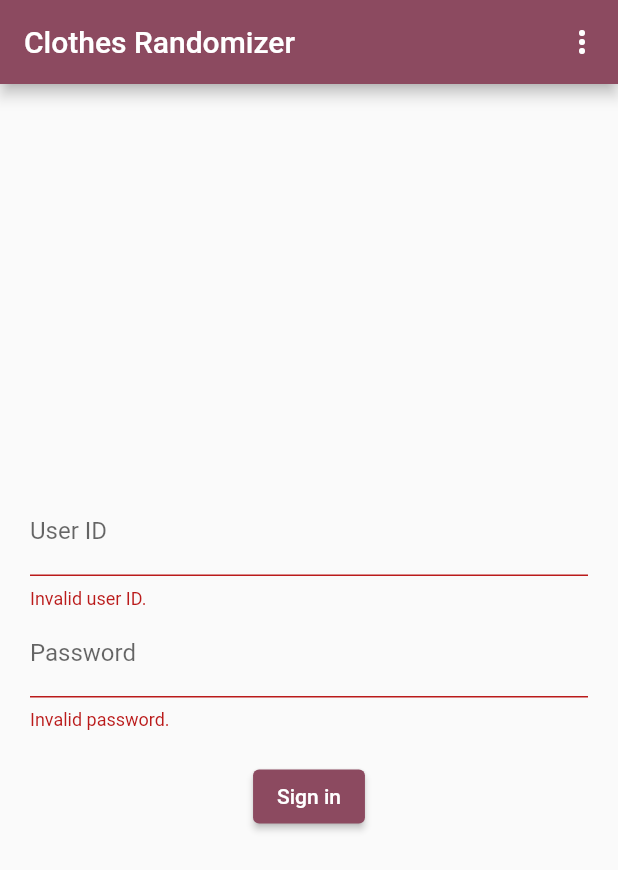
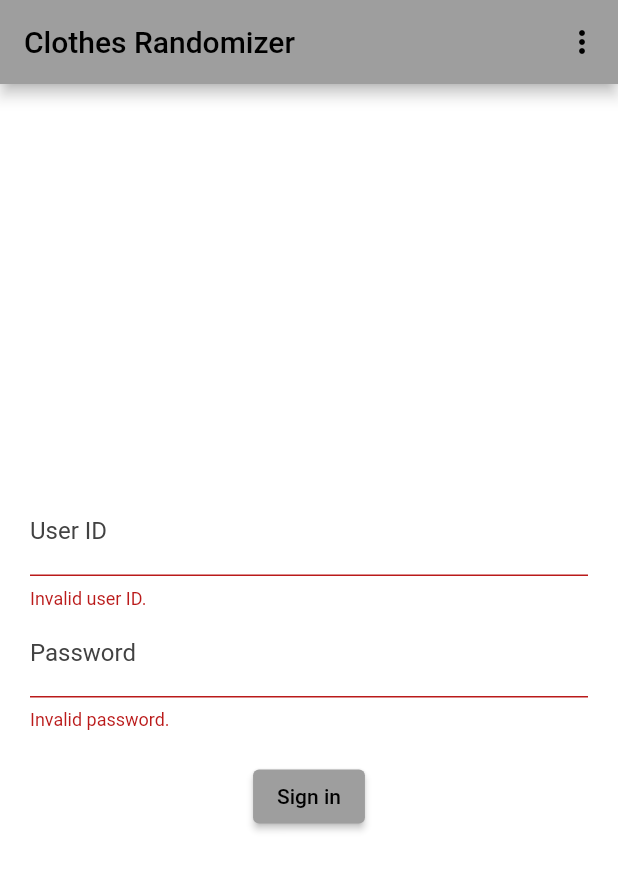
Before and after one commit to GuiRitter/ClothesRandomizerApp, a Flutter app: the screen it shows after launch, after a tap on "Sign in", on a phone screen of 412 x 824 dp. Shown: the top 870 px of the screen. Run offline on Flutter 3.47's test engine with Material 2 defaults, Android fonts, the phone set to English and light mode, and no system bars; our stand-ins replace dio, shared_preferences; generated files the repository leaves out were written again.

Commit message:
added global custom colors

```diff
--- /dev/null
+++ b/lib/constants/theme.enum.dart
@@ -0,0 +1,36 @@
+import 'package:flutter/material.dart';
+
+enum ThemeEnum {
+  dark(
+    mode: ThemeMode.dark,
+    isTest: false,
+  ),
+  light(
+    mode: ThemeMode.light,
+    isTest: false,
+  ),
+  system(
+    mode: ThemeMode.system,
+    isTest: false,
+  ),
+  testDark(
+    mode: ThemeMode.dark,
+    isTest: true,
+  ),
+  testLight(
+    mode: ThemeMode.light,
+    isTest: true,
+  );
+
+  final ThemeMode mode;
+  final bool isTest;
+
+  const ThemeEnum({
+    required this.mode,
+    required this.isTest,
+  });
+
+  ThemeEnum get notTest => ThemeEnum.values.byName(
+        mode.name,
+      );
+}
--- a/lib/l10n/app_en.arb
+++ b/lib/l10n/app_en.arb
@@ -44,6 +44,8 @@
   "signIn": "Sign in",
   "signOut": "⛔ Sign out",
   "systemTheme": "⚙ System",
+  "testDarkTheme": "🤡 🌙 Test",
+  "testLightTheme": "🤡 ☀ Test",
   "title": "Clothes Randomizer",
   "useAddString": "Add use to this clothing item: ",
   "useRemoveString": "Remove use from this clothing item: ",
--- a/lib/l10n/app_pt.arb
+++ b/lib/l10n/app_pt.arb
@@ -44,6 +44,8 @@
   "signIn": "Autenticar",
   "signOut": "⛔ Sair",
   "systemTheme": "⚙ Sistema",
+  "testDarkTheme": "🤡 🌙 Teste",
+  "testLightTheme": "🤡 ☀ Teste",
   "title": "Aleatorizador de Roupas",
   "useAddString": "Adicionar uso para esta roupa: ",
   "useRemoveString": "Remover uso desta roupa: ",
--- a/lib/main.dart
+++ b/lib/main.dart
@@ -4,9 +4,15 @@ import 'package:clothes_randomizer_app/blocs/data.bloc.dart';
 import 'package:clothes_randomizer_app/blocs/loading.bloc.dart';
 import 'package:clothes_randomizer_app/blocs/user.bloc.dart';
 import 'package:clothes_randomizer_app/constants/settings.dart';
+import 'package:clothes_randomizer_app/constants/theme.enum.dart';
+import 'package:clothes_randomizer_app/themes/dark.theme.dart';
+import 'package:clothes_randomizer_app/themes/light.theme.dart';
+import 'package:clothes_randomizer_app/themes/testDark.theme.dart';
+import 'package:clothes_randomizer_app/themes/testlight.theme.dart';
 import 'package:clothes_randomizer_app/ui/pages/tabs.page.dart';
 import 'package:clothes_randomizer_app/utils/logger.dart';
 import 'package:dio/dio.dart';
+import 'package:flutter/foundation.dart';
 import 'package:flutter/material.dart';
 import 'package:flutter_gen/gen_l10n/app_localizations.dart';
 import 'package:provider/provider.dart';
@@ -65,8 +71,8 @@ String treatException({
 }
 
 class MyApp extends StatelessWidget {
-  static final ValueNotifier<ThemeMode> themeNotifier = ValueNotifier(
-    ThemeMode.system,
+  static final ValueNotifier<ThemeEnum> themeNotifier = ValueNotifier(
+    ThemeEnum.system,
   );
 
   const MyApp({
@@ -90,46 +96,38 @@ class MyApp extends StatelessWidget {
             .print();
 
         if (themeName?.isNotEmpty ?? false) {
-          final theme = ThemeMode.values.byName(
+          var theme = ThemeEnum.values.byName(
             themeName!,
           );
+
+          if ((!kDebugMode) && theme.isTest) {
+            theme = theme.notTest;
+
+            prefs.setString(
+              Settings.theme,
+              theme.name,
+            );
+          }
 
           themeNotifier.value = theme;
         }
       },
     );
 
-    final themeLightTemplate = ThemeData();
-
-    final themeLight = themeLightTemplate.copyWith(
-      colorScheme: ColorScheme.fromSeed(
-        seedColor: Colors.black,
-      ),
-      textButtonTheme: TextButtonThemeData(
-        style: TextButton.styleFrom(
-          textStyle: const TextStyle(
-            fontWeight: FontWeight.bold,
-          ),
-        ),
-      ),
+    final testThemeLight = testLight(
+      context: context,
     );
 
-    final themeDarkTemplate = ThemeData.dark();
+    final testThemeDark = testDark(
+      context: context,
+    );
 
-    final themeDark = themeDarkTemplate.copyWith(
-      colorScheme: ColorScheme.fromSeed(
-        seedColor: Colors.white,
-      ),
-      textButtonTheme: TextButtonThemeData(
-        style: TextButton.styleFrom(
-          textStyle: const TextStyle(
-            fontWeight: FontWeight.bold,
-          ),
-        ),
-      ),
-      listTileTheme: const ListTileThemeData().copyWith(
-        iconColor: themeDarkTemplate.textTheme.bodySmall?.color,
-      ),
+    final themeLight = light(
+      context: context,
+    );
+
+    final themeDark = dark(
+      context: context,
     );
 
     return MultiProvider(
@@ -147,7 +145,7 @@ class MyApp extends StatelessWidget {
           value: Random(),
         ),
       ],
-      child: ValueListenableBuilder<ThemeMode>(
+      child: ValueListenableBuilder<ThemeEnum>(
         valueListenable: themeNotifier,
         builder: (
           _,
@@ -158,9 +156,13 @@ class MyApp extends StatelessWidget {
           title: getTitle(
             context,
           ),
-          theme: themeLight,
-          darkTheme: themeDark,
-          themeMode: themeMode,
+          theme: (kDebugMode && (themeMode == ThemeEnum.testLight))
+              ? testThemeLight
+              : themeLight,
+          darkTheme: (kDebugMode && (themeMode == ThemeEnum.testDark))
+              ? testThemeDark
+              : themeDark,
+          themeMode: themeMode.mode,
           // flutter gen-l10n
           localizationsDelegates: AppLocalizations.localizationsDelegates,
           supportedLocales: AppLocalizations.supportedLocales,
--- /dev/null
+++ b/lib/themes/dark.theme.dart
@@ -0,0 +1,30 @@
+import 'package:clothes_randomizer_app/themes/system.theme.dart';
+import 'package:flutter/material.dart';
+
+ThemeData dark({
+  required BuildContext context,
+}) =>
+    getTheme(
+      brightness: Brightness.dark,
+      context: context,
+      primary: Colors.grey.shade700,
+      onPrimary: Colors.white,
+      onSurface: Colors.grey.shade500,
+      appBar: Colors.grey.shade700,
+      appBarShadow: Colors.grey,
+      bottomAppBarShadow: Colors.grey,
+      canvas: Colors.black,
+      card: Colors.grey.shade900,
+      dialogBackground: Colors.grey.shade900,
+      divider: Colors.grey.shade800,
+      listTileIcon: Colors.grey.shade500,
+      scaffoldBackground: Colors.black,
+      shadow: Colors.grey,
+      snackBarBackground: Colors.white,
+      snackBarContent: Colors.grey.shade700,
+      textBody: Colors.grey.shade500,
+      textDisplay: Colors.grey.shade600,
+      textButtonForeground: Colors.grey.shade500,
+      textFieldLabelBlurred: Colors.grey.shade500,
+      textFieldLabelFocused: Colors.grey.shade500,
+    );
--- /dev/null
+++ b/lib/themes/light.theme.dart
@@ -0,0 +1,34 @@
+import 'package:clothes_randomizer_app/themes/system.theme.dart';
+import 'package:flutter/material.dart';
+
+ThemeData light({
+  required BuildContext context,
+}) =>
+    getTheme(
+      brightness: Brightness.light,
+      context: context,
+      primary: Colors.grey.shade500,
+      onPrimary: Colors.black,
+      onSurface: Colors.grey.shade800,
+      appBar: Colors.grey.shade500,
+      appBarShadow: Theme.of(
+        context,
+      ).shadowColor,
+      bottomAppBarShadow: Colors.grey,
+      canvas: Colors.white,
+      card: Colors.grey.shade300,
+      dialogBackground: Colors.grey.shade300,
+      divider: Colors.grey.shade400,
+      listTileIcon: Colors.grey.shade500,
+      scaffoldBackground: Colors.white,
+      shadow: Theme.of(
+        context,
+      ).shadowColor,
+      snackBarBackground: Colors.black,
+      snackBarContent: Colors.grey.shade500,
+      textBody: Colors.grey.shade800,
+      textDisplay: Colors.grey.shade600,
+      textButtonForeground: Colors.grey.shade800,
+      textFieldLabelBlurred: Colors.grey.shade800,
+      textFieldLabelFocused: Colors.grey.shade800,
+    );
--- /dev/null
+++ b/lib/themes/system.theme.dart
@@ -0,0 +1,87 @@
+import 'package:flutter/material.dart';
+
+final themeByBrightness = {
+  Brightness.dark: ThemeData.dark(),
+  Brightness.light: ThemeData.light(),
+};
+
+ThemeData getTheme({
+  required Brightness brightness,
+  required BuildContext context,
+  required Color primary,
+  required Color onPrimary,
+  required Color onSurface,
+  required Color appBar,
+  required Color appBarShadow,
+  required Color bottomAppBarShadow,
+  required Color canvas,
+  required Color card,
+  required Color dialogBackground,
+  required Color divider,
+  required Color listTileIcon,
+  required Color scaffoldBackground,
+  required Color shadow,
+  required Color snackBarBackground,
+  required Color snackBarContent,
+  required Color textBody,
+  required Color textDisplay,
+  required Color textButtonForeground,
+  required Color textFieldLabelBlurred,
+  required Color textFieldLabelFocused,
+}) {
+  return themeByBrightness[brightness]!.copyWith(
+    colorScheme: ColorScheme.fromSeed(
+      seedColor: Colors.grey,
+    ).copyWith(
+      primary: primary,
+      onPrimary: onPrimary,
+      onSurface: onSurface,
+    ),
+    appBarTheme: AppBarTheme(
+      color: appBar,
+      shadowColor: appBarShadow,
+    ),
+    bottomAppBarTheme: BottomAppBarTheme(
+      shadowColor: bottomAppBarShadow,
+    ),
+    canvasColor: canvas,
+    cardColor: card,
+    dialogBackgroundColor: dialogBackground,
+    dividerColor: divider,
+    inputDecorationTheme: InputDecorationTheme(
+      floatingLabelStyle: TextStyle(
+        // only when focused
+        color: textFieldLabelFocused,
+      ),
+      labelStyle: TextStyle(
+        // overrides floatingLabelStyle if not defined
+        color: textFieldLabelBlurred,
+      ),
+    ),
+    listTileTheme: ListTileThemeData(
+      iconColor: listTileIcon,
+    ),
+    scaffoldBackgroundColor: scaffoldBackground,
+    shadowColor: shadow,
+    snackBarTheme: SnackBarThemeData(
+      backgroundColor: snackBarBackground,
+      contentTextStyle: TextStyle(
+        color: snackBarContent,
+      ),
+    ),
+    textButtonTheme: TextButtonThemeData(
+      style: TextButton.styleFrom(
+        foregroundColor: textButtonForeground,
+        textStyle: const TextStyle(
+          fontWeight: FontWeight.bold,
+        ),
+      ),
+    ),
+    textTheme: Theme.of(
+      context,
+    ).textTheme.apply(
+          bodyColor: textBody,
+          displayColor: textDisplay,
+        ),
+  );
+}
--- /dev/null
+++ b/lib/themes/testDark.theme.dart
@@ -0,0 +1,30 @@
+import 'package:clothes_randomizer_app/themes/system.theme.dart';
+import 'package:flutter/material.dart';
+
+ThemeData testDark({
+  required BuildContext context,
+}) =>
+    getTheme(
+      brightness: Brightness.dark,
+      context: context,
+      primary: Colors.green,
+      onPrimary: Colors.purple,
+      onSurface: Colors.deepOrange,
+      appBar: Colors.green,
+      appBarShadow: Colors.red,
+      bottomAppBarShadow: Colors.red,
+      canvas: Colors.blue.shade900,
+      card: Colors.brown,
+      dialogBackground: Colors.deepPurple,
+      divider: Colors.pink,
+      listTileIcon: Colors.yellow,
+      scaffoldBackground: Colors.blue.shade900,
+      shadow: Colors.red,
+      snackBarBackground: Colors.red,
+      snackBarContent: Colors.blue,
+      textBody: Colors.yellow,
+      textDisplay: Colors.yellow,
+      textButtonForeground: Colors.yellow,
+      textFieldLabelBlurred: Colors.yellow,
+      textFieldLabelFocused: Colors.green,
+    );
--- /dev/null
+++ b/lib/themes/testLight.theme.dart
@@ -0,0 +1,30 @@
+import 'package:clothes_randomizer_app/themes/system.theme.dart';
+import 'package:flutter/material.dart';
+
+ThemeData testLight({
+  required BuildContext context,
+}) =>
+    getTheme(
+      brightness: Brightness.light,
+      context: context,
+      primary: Colors.green,
+      onPrimary: Colors.purple,
+      onSurface: Colors.deepOrange,
+      appBar: Colors.green,
+      appBarShadow: Colors.red,
+      bottomAppBarShadow: Colors.red,
+      canvas: Colors.blue.shade900,
+      card: Colors.brown,
+      dialogBackground: Colors.deepPurple,
+      divider: Colors.pink,
+      listTileIcon: Colors.yellow,
+      scaffoldBackground: Colors.blue.shade900,
+      shadow: Colors.red,
+      snackBarBackground: Colors.red,
+      snackBarContent: Colors.blue,
+      textBody: Colors.yellow,
+      textDisplay: Colors.yellow,
+      textButtonForeground: Colors.yellow,
+      textFieldLabelBlurred: Colors.yellow,
+      textFieldLabelFocused: Colors.green,
+    );
--- a/lib/ui/pages/home.page.dart
+++ b/lib/ui/pages/home.page.dart
@@ -188,7 +188,7 @@ class HomePage extends StatelessWidget {
                   ),
                 ),
               ),
-            )
+            ),
           ],
         ),
       ),
--- a/lib/ui/pages/loading.page.dart
+++ b/lib/ui/pages/loading.page.dart
@@ -1,4 +1,5 @@
 import 'package:clothes_randomizer_app/blocs/loading.bloc.dart';
+import 'package:clothes_randomizer_app/ui/widgets/app_bar_custom.widget.dart';
 import 'package:clothes_randomizer_app/utils/logger.dart';
 import 'package:flutter/material.dart';
 import 'package:flutter_gen/gen_l10n/app_localizations.dart';
@@ -25,24 +26,9 @@ class LoadingPage extends StatelessWidget {
         0.0;
 
     return Scaffold(
-      appBar: AppBar(
-        title: Column(
-          crossAxisAlignment: CrossAxisAlignment.stretch,
-          children: [
-            Text(
-              AppLocalizations.of(
-                context,
-              )!
-                  .title,
-              style: Theme.of(
-                context,
-              ).textTheme.bodySmall,
-            ),
-            Text(
-              l10n.loading,
-            ),
-          ],
-        ),
+      appBar: appBarCustom(
+        context: context,
+        subtitle: l10n.loading,
       ),
       body: Center(
         child: Wrap(
--- a/lib/ui/pages/sign_in.page.dart
+++ b/lib/ui/pages/sign_in.page.dart
@@ -4,6 +4,7 @@ import 'package:clothes_randomizer_app/constants/result_status.enum.dart';
 import 'package:clothes_randomizer_app/constants/settings.dart';
 import 'package:clothes_randomizer_app/main.dart';
 import 'package:clothes_randomizer_app/models/sign_in.model.dart';
+import 'package:clothes_randomizer_app/ui/widgets/app_bar_custom.widget.dart';
 import 'package:clothes_randomizer_app/ui/widgets/app_bar_popup_menu.widget.dart';
 import 'package:clothes_randomizer_app/utils/logger.dart';
 import 'package:flutter/material.dart';
@@ -38,13 +39,8 @@ class _SignInPageState extends State<SignInPage> {
     )!;
 
     return Scaffold(
-      appBar: AppBar(
-        title: Text(
-          AppLocalizations.of(
-            context,
-          )!
-              .title,
-        ),
+      appBar: appBarCustom(
+        context: context,
         actions: [
           AppBarPopupMenuWidget.signedOut(),
         ],
--- /dev/null
+++ b/lib/ui/widgets/app_bar_custom.widget.dart
@@ -0,0 +1,42 @@
+import 'package:flutter/material.dart';
+import 'package:flutter_gen/gen_l10n/app_localizations.dart';
+
+AppBar appBarCustom({
+  required BuildContext context,
+  Widget? leading,
+  String? subtitle,
+  List<Widget>? actions,
+}) {
+  var l10n = AppLocalizations.of(
+    context,
+  )!;
+
+  final theme = Theme.of(
+    context,
+  );
+
+  final title = (subtitle == null)
+      ? Text(
+          l10n.title,
+        )
+      : Column(
+          crossAxisAlignment: CrossAxisAlignment.stretch,
+          children: [
+            Text(
+              l10n.title,
+              style: theme.textTheme.bodySmall!.copyWith(
+                color: theme.colorScheme.onPrimary,
+              ),
+            ),
+            Text(
+              subtitle,
+            ),
+          ],
+        );
+
+  return AppBar(
+    leading: leading,
+    title: title,
+    actions: actions,
+  );
+}
--- a/lib/ui/widgets/app_bar_popup_menu.widget.dart
+++ b/lib/ui/widgets/app_bar_popup_menu.widget.dart
@@ -1,9 +1,11 @@
 import 'package:clothes_randomizer_app/blocs/data.bloc.dart';
 import 'package:clothes_randomizer_app/blocs/user.bloc.dart';
 import 'package:clothes_randomizer_app/constants/app_bar_popup_menu.enum.dart';
+import 'package:clothes_randomizer_app/constants/theme.enum.dart';
 import 'package:clothes_randomizer_app/dialogs.dart';
 import 'package:clothes_randomizer_app/ui/widgets/theme_option.widget.dart';
 import 'package:clothes_randomizer_app/utils/logger.dart';
+import 'package:flutter/foundation.dart';
 import 'package:flutter/material.dart';
 import 'package:flutter_gen/gen_l10n/app_localizations.dart';
 import 'package:provider/provider.dart';
@@ -98,27 +100,48 @@ class AppBarPopupMenuWidget extends StatelessWidget {
           context: context,
           builder: (
             context,
-          ) =>
-              AlertDialog(
+          ) {
+            final optionList = [
+              ThemeOptionWidget(
+                themeMode: ThemeEnum.dark,
+                title: l10n.darkTheme,
+              ),
+              ThemeOptionWidget(
+                themeMode: ThemeEnum.light,
+                title: l10n.lightTheme,
+              ),
+            ];
+
+            if (kDebugMode) {
+              optionList.add(
+                ThemeOptionWidget(
+                  themeMode: ThemeEnum.testDark,
+                  title: l10n.testDarkTheme,
+                ),
+              );
+
+              optionList.add(
+                ThemeOptionWidget(
+                  themeMode: ThemeEnum.testLight,
+                  title: l10n.testLightTheme,
+                ),
+              );
+            }
+
+            optionList.add(
+              ThemeOptionWidget(
+                themeMode: ThemeEnum.system,
+                title: l10n.systemTheme,
+              ),
+            );
+
+            return AlertDialog(
               title: Text(
                 l10n.chooseTheme,
               ),
               content: Column(
                 mainAxisSize: MainAxisSize.min,
-              children: [
-                ThemeOptionWidget(
-                  themeMode: ThemeMode.dark,
-                  title: l10n.darkTheme,
-                ),
-                ThemeOptionWidget(
-                  themeMode: ThemeMode.light,
-                  title: l10n.lightTheme,
-                ),
-                ThemeOptionWidget(
-                  themeMode: ThemeMode.system,
-                  title: l10n.systemTheme,
-                ),
-              ],
+                children: optionList,
               ),
               actions: [
                 TextButton(
@@ -131,7 +154,8 @@ class AppBarPopupMenuWidget extends StatelessWidget {
                   ),
                 ),
               ],
-          ),
+            );
+          },
         );
         break;
       case AppBarPopupMenuEnum.signOut:
--- a/lib/ui/widgets/theme_option.widget.dart
+++ b/lib/ui/widgets/theme_option.widget.dart
@@ -1,4 +1,5 @@
 import 'package:clothes_randomizer_app/constants/settings.dart';
+import 'package:clothes_randomizer_app/constants/theme.enum.dart';
 import 'package:clothes_randomizer_app/main.dart';
 import 'package:clothes_randomizer_app/utils/logger.dart';
 import 'package:flutter/material.dart';
@@ -7,7 +8,7 @@ import 'package:shared_preferences/shared_preferences.dart';
 final _log = logger("ThemeOptionWidget");
 
 class ThemeOptionWidget extends StatelessWidget {
-  final ThemeMode themeMode;
+  final ThemeEnum themeMode;
   final String title;
 
   const ThemeOptionWidget({
@@ -38,7 +39,7 @@ class ThemeOptionWidget extends StatelessWidget {
 
   onThemeTapped({
     required BuildContext context,
-    required ThemeMode themeMode,
+    required ThemeEnum themeMode,
   }) {
     _log("onThemeTapped").enum_("themeMode", themeMode).print();
 
--- a/pubspec.yaml
+++ b/pubspec.yaml
@@ -16,7 +16,7 @@ publish_to: 'none' # Remove this line if you wish to publish to pub.dev
 # https://developer.apple.com/library/archive/documentation/General/Reference/InfoPlistKeyReference/Articles/CoreFoundationKeys.html
 # In Windows, build-name is used as the major, minor, and patch parts
 # of the product and file versions while build-number is used as the build suffix.
-version: 0.12.5+36
+version: 0.12.6+37
 
 environment:
   sdk: '>=3.0.5 <4.0.0'
```
Lines whose indentation alone changed are shown as unchanged.
